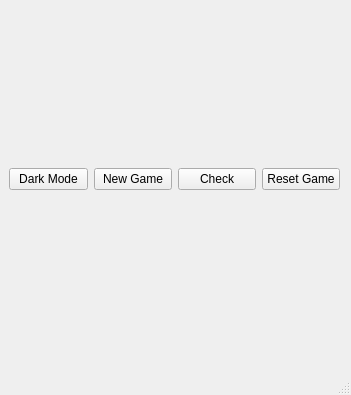
Old version of the form assignment-18/Sudoku/form.ui in the repository mahdisesmaeelian/Python-Basic.
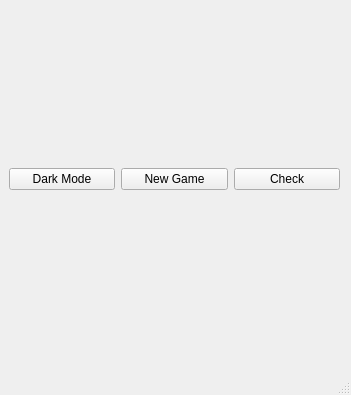
New version of the form.

```diff
--- a/assignment-18/Sudoku/form.ui
+++ b/assignment-18/Sudoku/form.ui
@@ -50,13 +50,6 @@
          </property>
         </widget>
        </item>
-       <item>
-        <widget class="QPushButton" name="resetgame">
-         <property name="text">
-          <string>Reset Game</string>
-         </property>
-        </widget>
-       </item>
       </layout>
      </item>
     </layout>
```
